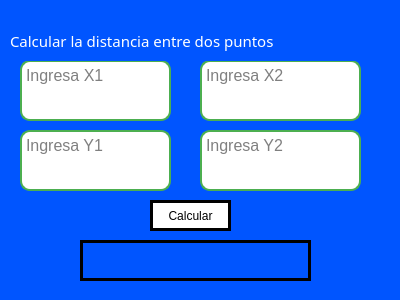
First picture: the form in Unidad 1/Ejercicios/E01_Distancia entre dos puntos.ui, repository JoseEmilioGuzmanOrtega/PIP_2025_1_Eq_1, before the edit.
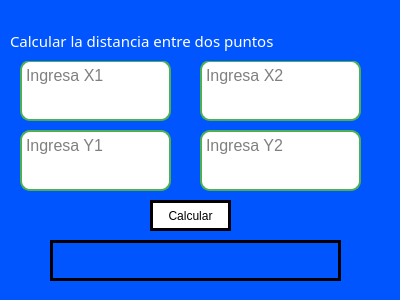
Second picture: the form after the edit.

```diff
--- a/Unidad 1/Ejercicios/E01_Distancia entre dos puntos.ui
+++ b/Unidad 1/Ejercicios/E01_Distancia entre dos puntos.ui
@@ -190,9 +190,9 @@
   <widget class="QLabel" name="labelResultado">
    <property name="geometry">
     <rect>
-     <x>80</x>
+     <x>50</x>
      <y>240</y>
-     <width>231</width>
+     <width>291</width>
      <height>41</height>
     </rect>
    </property>
```
